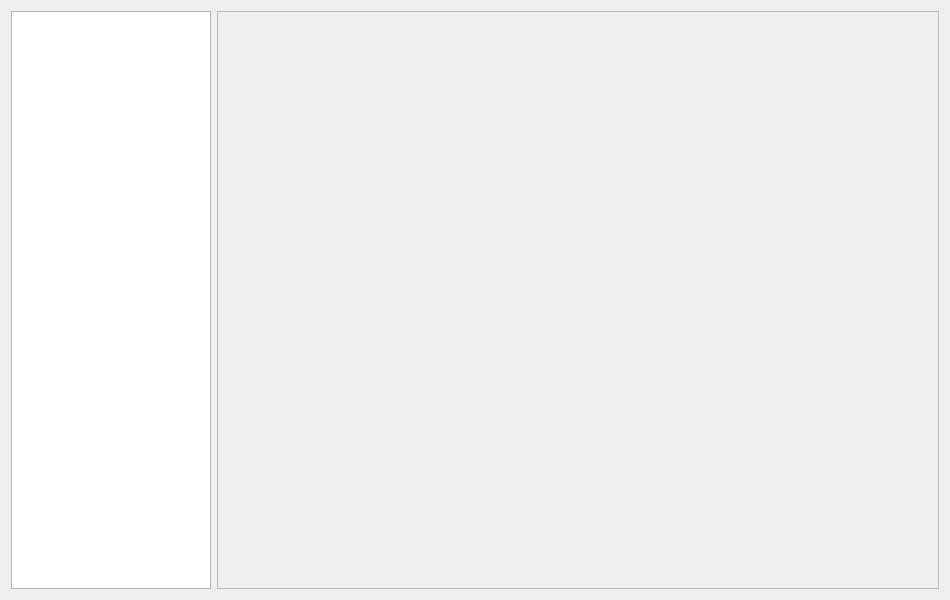
Open-Typer/Open-Typer, file ui/options/optionswindow.ui: the form before one commit.
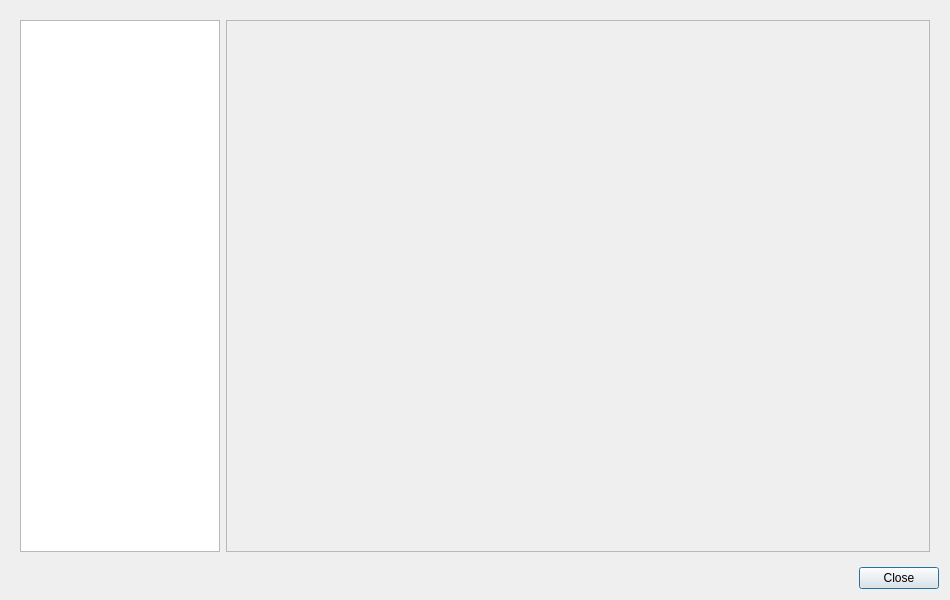
The form after the commit.

Commit message: options: Add close button

```diff
--- a/ui/options/optionswindow.ui
+++ b/ui/options/optionswindow.ui
@@ -13,6 +13,9 @@
   <property name="windowTitle">
    <string>Options</string>
   </property>
+  <layout class="QGridLayout" name="gridLayout">
+   <item row="0" column="0">
+    <widget class="QWidget" name="widget" native="true">
   <layout class="QHBoxLayout" name="horizontalLayout">
    <item>
     <widget class="QListWidget" name="list">
@@ -39,6 +42,16 @@
       <enum>QFrame::Raised</enum>
      </property>
      <layout class="QGridLayout" name="currentOptionsLayout"/>
+       </widget>
+      </item>
+     </layout>
+    </widget>
+   </item>
+   <item row="1" column="0">
+    <widget class="QDialogButtonBox" name="buttonBox">
+     <property name="standardButtons">
+      <set>QDialogButtonBox::Close</set>
+     </property>
     </widget>
    </item>
   </layout>
```
Lines whose indentation alone changed are shown as unchanged. The commit also changes 2 other files.
